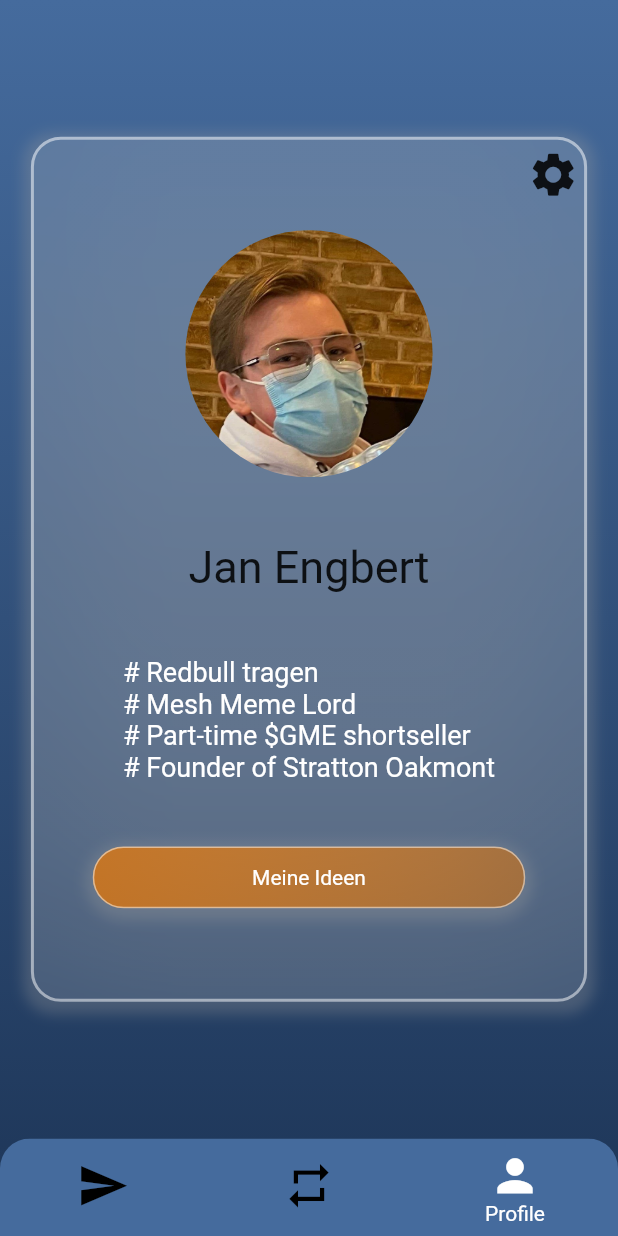
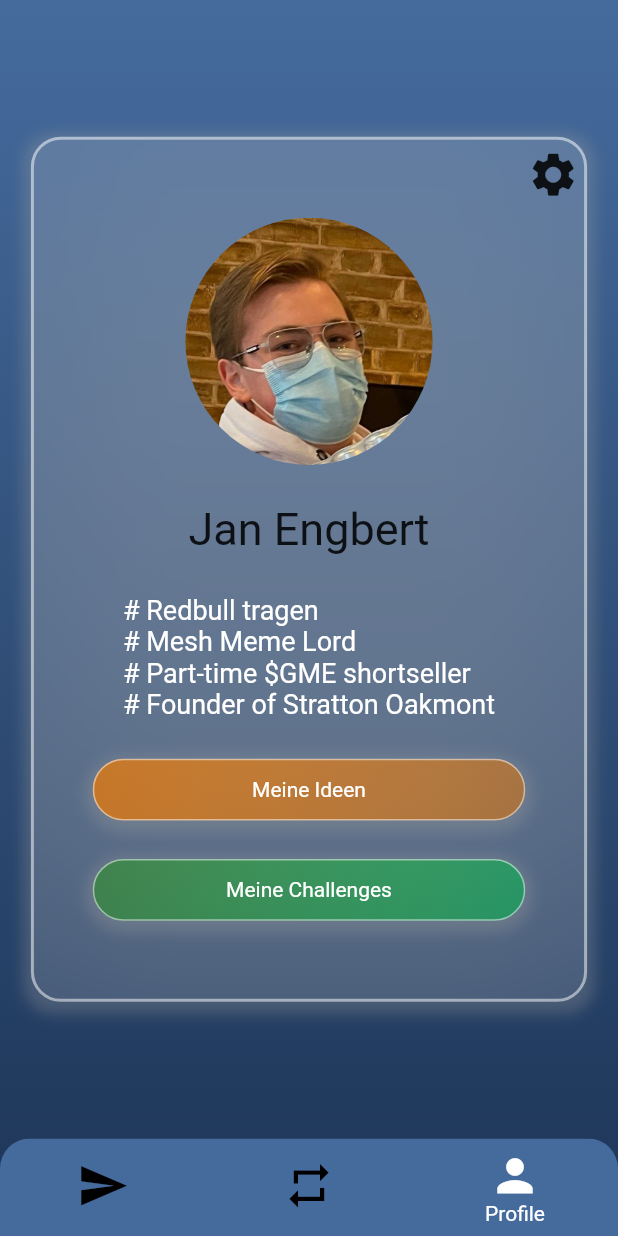
Before and after one commit to sven-jung/mesh-hackathon-s08, a Flutter app: the Frame screen opened directly, swiped to page 3, on a phone screen of 412 x 824 dp. Run offline on Flutter 3.47's test engine with Material 2 defaults, Android fonts, the phone set to English and light mode, and no system bars; drawn by our look-alikes of glassmorphism; our stand-ins replace flutter_tindercard, shared_preferences; missing offline and left inert: dash_chat; accounts and stored records are empty; network calls fail.

Commit message:
Pushypushy v3

```diff
--- a/mesh_app_social/lib/profile/profile_view.dart
+++ b/mesh_app_social/lib/profile/profile_view.dart
@@ -1,5 +1,8 @@
+import 'dart:convert';
+
 import 'package:flutter/material.dart';
 import 'package:glassmorphism/glassmorphism.dart';
+import 'package:http/http.dart';
 
 class ProfileView extends StatefulWidget {
   @override
@@ -7,6 +10,24 @@ class ProfileView extends StatefulWidget {
 }
 
 class _ProfileViewState extends State<ProfileView> {
+  _makeGetRequest() async {
+    // make GET request
+    try {
+      String url = 'https://jsonplaceholder.typicode.com/posts';
+      Response response = await get(url); // sample info available in response
+      int statusCode = response.statusCode;
+      Map<String, String> headers = response.headers;
+      String contentType = headers['content-type'];
+      Map json = jsonDecode(response.body);
+    } catch (e) {} // TODO convert json to object...
+  }
+
+  @override
+  void initState() {
+    super.initState();
+    _makeGetRequest();
+  }
+
   _getButton({String text, Function fn, colors}) {
     double borderRadius = 999;
 
@@ -130,6 +151,10 @@ class _ProfileViewState extends State<ProfileView> {
                         Colors.orange[700].withOpacity(0.7),
                         Colors.orange[700].withOpacity(0.5)
                       ]),
+                      _getButton(text: "Meine Challenges", fn: () {}, colors: [
+                        Colors.green[700].withOpacity(0.7),
+                        Colors.greenAccent[700].withOpacity(0.5)
+                      ]),
                     ],
                   ),
                 ),
```
Also changed, not shown: mesh_app_social/lib/auth/login.dart (+11 -4 lines), mesh_app_social/lib/auth/name.dart (+7 -3 lines), mesh_app_social/lib/matching/matching_view.dart (+69 -34 lines), 1 other file.
